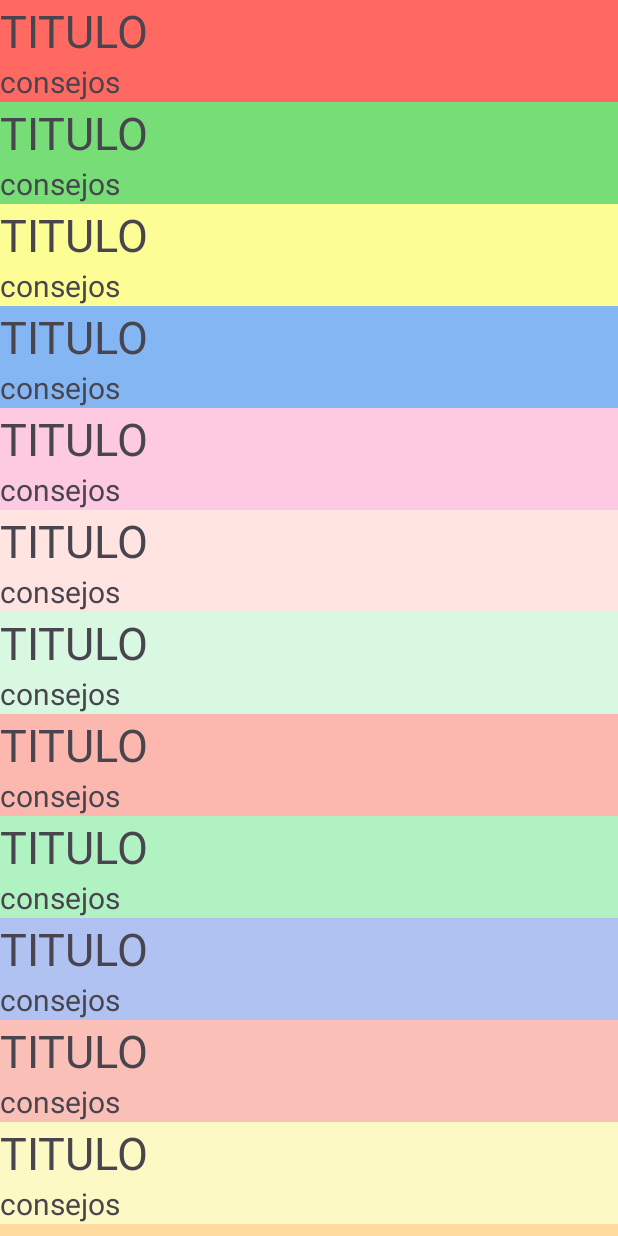
After one commit to vXDiabuluzZ/Gestor_Finanzas, an Android app: the items_consejos screen opened directly, with no data from a screen before it, on a phone screen of 412 x 824 dp. The commit adds this screen. Run offline under Robolectric (Android 15) with nearby library versions, the phone set to English and light mode, and no system bars.

Commit message:
el lsitview de los consejos y items_consejos funciona

```diff
--- a/app/src/main/AndroidManifest.xml
+++ b/app/src/main/AndroidManifest.xml
@@ -12,6 +12,12 @@
         android:supportsRtl="true"
         android:theme="@style/Theme.Getor_finanzas"
         tools:targetApi="31">
+        <activity
+            android:name=".items_consejos"
+            android:exported="false" />
+        <activity
+            android:name=".Consejos"
+            android:exported="false" />
         <activity
             android:name=".resultados"
             android:exported="false" />
--- /dev/null
+++ b/app/src/main/java/com/miguel/getor_finanzas/Consejos.java
@@ -0,0 +1,14 @@
+package com.miguel.getor_finanzas;
+
+import androidx.appcompat.app.AppCompatActivity;
+
+import android.os.Bundle;
+
+public class Consejos extends AppCompatActivity {
+
+    @Override
+    protected void onCreate(Bundle savedInstanceState) {
+        super.onCreate(savedInstanceState);
+        setContentView(R.layout.activity_consejos);
+    }
+}
--- /dev/null
+++ b/app/src/main/java/com/miguel/getor_finanzas/items_consejos.java
@@ -0,0 +1,14 @@
+package com.miguel.getor_finanzas;
+
+import androidx.appcompat.app.AppCompatActivity;
+
+import android.os.Bundle;
+
+public class items_consejos extends AppCompatActivity {
+
+    @Override
+    protected void onCreate(Bundle savedInstanceState) {
+        super.onCreate(savedInstanceState);
+        setContentView(R.layout.activity_items_consejos);
+    }
+}
--- /dev/null
+++ b/app/src/main/res/layout/activity_consejos.xml
@@ -0,0 +1,17 @@
+<?xml version="1.0" encoding="utf-8"?>
+<ScrollView xmlns:android="http://schemas.android.com/apk/res/android"
+    xmlns:app="http://schemas.android.com/apk/res-auto"
+    xmlns:tools="http://schemas.android.com/tools"
+    android:layout_width="match_parent"
+    android:layout_height="match_parent"
+    tools:context=".Consejos">
+
+    <ListView
+        android:id="@+id/lisView"
+        android:layout_width="match_parent"
+        tools:listitem="@layout/activity_items_consejos"
+        android:layout_height="match_parent">
+
+    </ListView>
+
+</ScrollView>
--- /dev/null
+++ b/app/src/main/res/layout/activity_items_consejos.xml
@@ -0,0 +1,254 @@
+<?xml version="1.0" encoding="utf-8"?>
+<LinearLayout xmlns:android="http://schemas.android.com/apk/res/android"
+    xmlns:app="http://schemas.android.com/apk/res-auto"
+    xmlns:tools="http://schemas.android.com/tools"
+    android:layout_width="match_parent"
+    android:orientation="vertical"
+    android:layout_height="match_parent"
+    tools:context=".items_consejos">
+
+    <LinearLayout
+        android:layout_width="match_parent"
+        android:orientation="vertical"
+        android:background="@color/rojo_p"
+        android:layout_height="wrap_content">
+        <TextView
+            android:layout_width="wrap_content"
+            android:textSize="30dp"
+            android:text="TITULO"
+            android:layout_height="wrap_content">
+        </TextView>
+        <TextView
+            android:layout_width="match_parent"
+            android:text="consejos"
+            android:textSize="20dp"
+            android:layout_height="wrap_content">
+        </TextView>
+    </LinearLayout>
+
+    <LinearLayout
+        android:layout_width="match_parent"
+        android:orientation="vertical"
+        android:background="@color/verde_p"
+        android:layout_height="wrap_content">
+        <TextView
+            android:layout_width="wrap_content"
+            android:textSize="30dp"
+            android:text="TITULO"
+            android:layout_height="wrap_content">
+        </TextView>
+        <TextView
+            android:layout_width="match_parent"
+            android:text="consejos"
+            android:textSize="20dp"
+            android:layout_height="wrap_content">
+        </TextView>
+
+    </LinearLayout>
+    <LinearLayout
+        android:layout_width="match_parent"
+        android:orientation="vertical"
+        android:background="@color/amarillo_p"
+        android:layout_height="wrap_content">
+        <TextView
+            android:layout_width="wrap_content"
+            android:textSize="30dp"
+            android:text="TITULO"
+            android:layout_height="wrap_content">
+        </TextView>
+        <TextView
+            android:layout_width="match_parent"
+            android:text="consejos"
+            android:textSize="20dp"
+            android:layout_height="wrap_content">
+        </TextView>
+    </LinearLayout>
+
+    <LinearLayout
+        android:layout_width="match_parent"
+        android:orientation="vertical"
+        android:background="@color/azul_p"
+        android:layout_height="wrap_content">
+        <TextView
+            android:layout_width="wrap_content"
+            android:textSize="30dp"
+            android:text="TITULO"
+            android:layout_height="wrap_content">
+        </TextView>
+        <TextView
+            android:layout_width="match_parent"
+            android:text="consejos"
+            android:textSize="20dp"
+            android:layout_height="wrap_content">
+        </TextView>
+    </LinearLayout>
+    <LinearLayout
+        android:layout_width="match_parent"
+        android:orientation="vertical"
+        android:background="@color/morado_p"
+        android:layout_height="wrap_content">
+        <TextView
+            android:layout_width="wrap_content"
+            android:textSize="30dp"
+            android:text="TITULO"
+            android:layout_height="wrap_content">
+        </TextView>
+        <TextView
+            android:layout_width="match_parent"
+            android:text="consejos"
+            android:textSize="20dp"
+            android:layout_height="wrap_content">
+        </TextView>
+    </LinearLayout>
+    <LinearLayout
+        android:layout_width="match_parent"
+        android:orientation="vertical"
+        android:background="@color/piel"
+        android:layout_height="wrap_content">
+        <TextView
+            android:layout_width="wrap_content"
+            android:textSize="30dp"
+            android:text="TITULO"
+            android:layout_height="wrap_content">
+        </TextView>
+        <TextView
+            android:layout_width="match_parent"
+            android:text="consejos"
+            android:textSize="20dp"
+            android:layout_height="wrap_content">
+        </TextView>
+    </LinearLayout>
+    <LinearLayout
+        android:layout_width="match_parent"
+        android:orientation="vertical"
+        android:background="@color/verde_pp"
+        android:layout_height="wrap_content">
+        <TextView
+            android:layout_width="wrap_content"
+            android:textSize="30dp"
+            android:text="TITULO"
+            android:layout_height="wrap_content">
+        </TextView>
+        <TextView
+            android:layout_width="match_parent"
+            android:text="consejos"
+            android:textSize="20dp"
+            android:layout_height="wrap_content">
+        </TextView>
+    </LinearLayout>
+
+    <LinearLayout
+        android:layout_width="match_parent"
+        android:orientation="vertical"
+        android:background="@color/cafe_p"
+        android:layout_height="wrap_content">
+        <TextView
+            android:layout_width="wrap_content"
+            android:textSize="30dp"
+            android:text="TITULO"
+            android:layout_height="wrap_content">
+        </TextView>
+        <TextView
+            android:layout_width="match_parent"
+            android:text="consejos"
+            android:textSize="20dp"
+            android:layout_height="wrap_content">
+        </TextView>
+    </LinearLayout>
+
+    <LinearLayout
+        android:layout_width="match_parent"
+        android:orientation="vertical"
+        android:background="@color/verde_ppp"
+        android:layout_height="wrap_content">
+        <TextView
+            android:layout_width="wrap_content"
+            android:textSize="30dp"
+            android:text="TITULO"
+            android:layout_height="wrap_content">
+        </TextView>
+        <TextView
+            android:layout_width="match_parent"
+            android:text="consejos"
+            android:textSize="20dp"
+            android:layout_height="wrap_content">
+        </TextView>
+    </LinearLayout>
+
+    <LinearLayout
+        android:layout_width="match_parent"
+        android:orientation="vertical"
+        android:background="@color/azul_pastel"
+        android:layout_height="wrap_content">
+        <TextView
+            android:layout_width="wrap_content"
+            android:textSize="30dp"
+            android:text="TITULO"
+            android:layout_height="wrap_content">
+        </TextView>
+        <TextView
+            android:layout_width="match_parent"
+            android:text="consejos"
+            android:textSize="20dp"
+            android:layout_height="wrap_content">
+        </TextView>
+    </LinearLayout>
+
+    <LinearLayout
+        android:layout_width="match_parent"
+        android:orientation="vertical"
+        android:background="@color/piel_p"
+        android:layout_height="wrap_content">
+        <TextView
+            android:layout_width="wrap_content"
+            android:textSize="30dp"
+            android:text="TITULO"
+            android:layout_height="wrap_content">
+        </TextView>
+        <TextView
+            android:layout_width="match_parent"
+            android:text="consejos"
+            android:textSize="20dp"
+            android:layout_height="wrap_content">
+        </TextView>
+    </LinearLayout>
+
+    <LinearLayout
+        android:layout_width="match_parent"
+        android:orientation="vertical"
+        android:background="@color/amarillo_pp"
+        android:layout_height="wrap_content">
+        <TextView
+            android:layout_width="wrap_content"
+            android:textSize="30dp"
+            android:text="TITULO"
+            android:layout_height="wrap_content">
+        </TextView>
+        <TextView
+            android:layout_width="match_parent"
+            android:text="consejos"
+            android:textSize="20dp"
+            android:layout_height="wrap_content">
+        </TextView>
+    </LinearLayout>
+
+    <LinearLayout
+        android:layout_width="match_parent"
+        android:orientation="vertical"
+        android:background="@color/naranjado_p"
+        android:layout_height="wrap_content">
+        <TextView
+            android:layout_width="wrap_content"
+            android:textSize="30dp"
+            android:text="TITULO"
+            android:layout_height="wrap_content">
+        </TextView>
+        <TextView
+            android:layout_width="match_parent"
+            android:text="consejos"
+            android:textSize="20dp"
+            android:layout_height="wrap_content">
+        </TextView>
+    </LinearLayout>
+
+</LinearLayout>
--- a/app/src/main/res/values/colors.xml
+++ b/app/src/main/res/values/colors.xml
@@ -7,4 +7,18 @@
     <color name="azulsaturado">#1919e6</color>
     <color name="azuloscuro">#1414b8</color>
     <color name="rojo">#ec5353</color>
+    <color name="rojo_p">#ff6961</color>
+    <color name="verde_p">#77dd77</color>
+    <color name="amarillo_p">#fdfd96</color>
+    <color name="azul_p">#84b6f4</color>
+    <color name="morado_p">#fdcae1</color>
+    <color name="piel">#ffe4e1</color>
+    <color name="verde_pp">#d8f8e1</color>
+    <color name="cafe_p">#fcb7af</color>
+    <color name="verde_ppp">#b0f2c2</color>
+    <color name="azul_pastel">#b0c2f2</color>
+    <color name="piel_p">#fabfb7</color>
+    <color name="amarillo_pp">#fdf9c4</color>
+    <color name="naranjado_p">#ffda9e</color>
+
 </resources>
```
